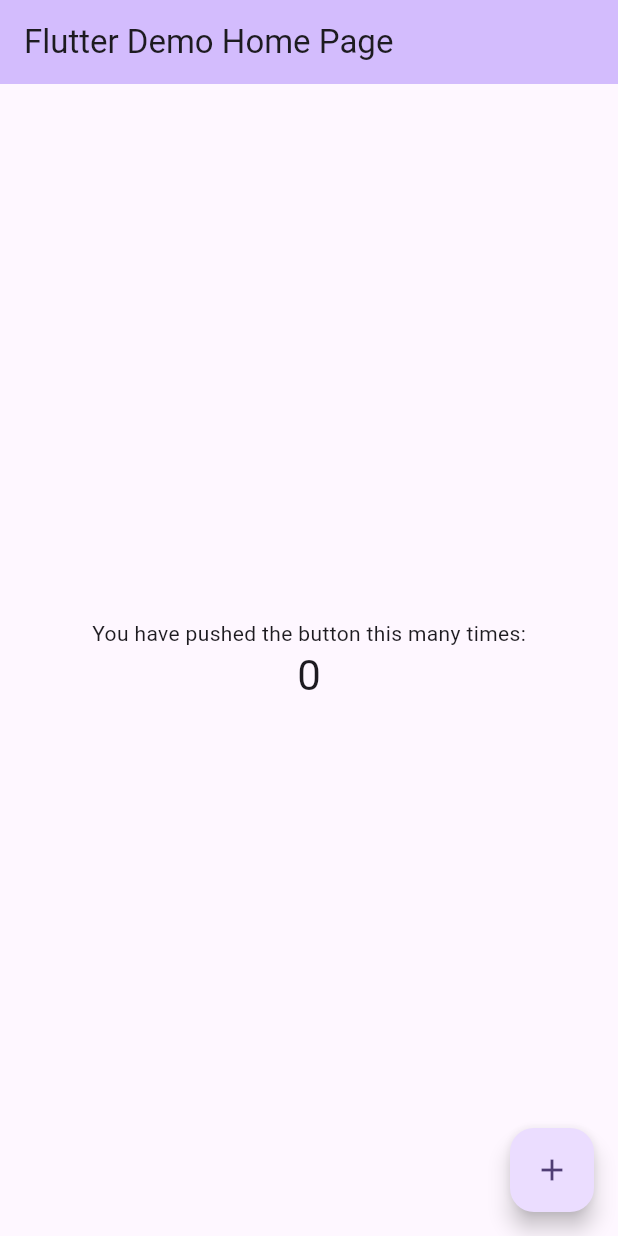
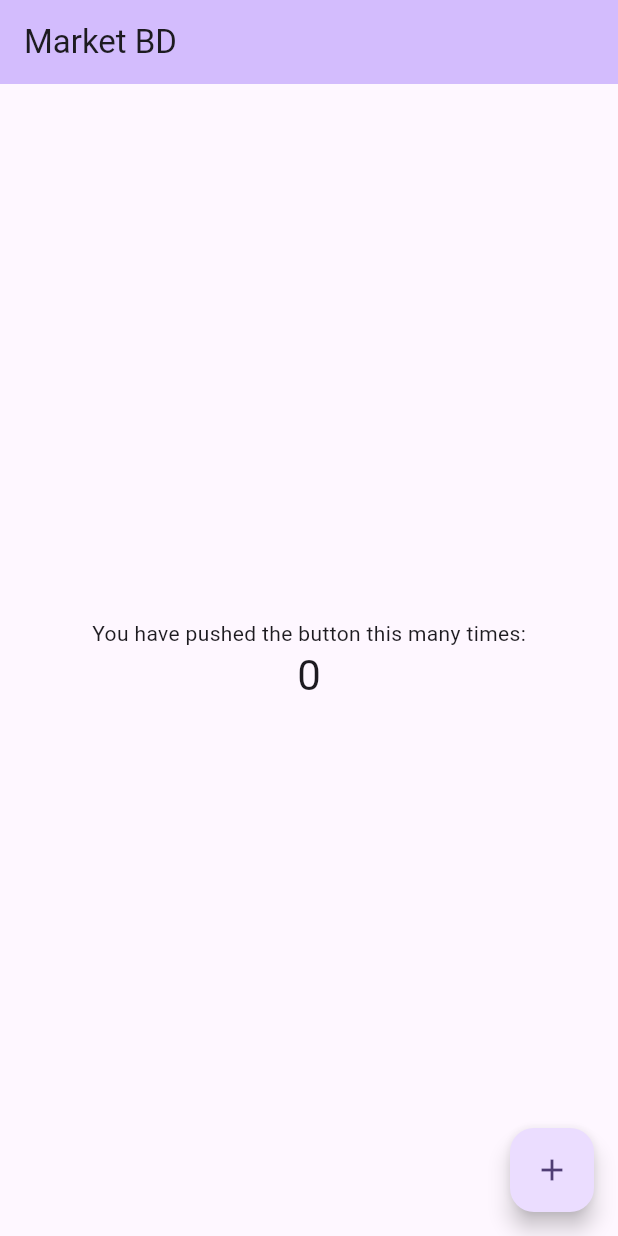
Before and after one commit to could-ai/019a0a4f-9825-7bf2-aa5f-c0e328b53b83, a Flutter app: the screen it shows after launch, on a phone screen of 412 x 824 dp. Run offline on Flutter 3.47's test engine with Material 3 defaults, Android fonts, the phone set to English and light mode, and no system bars.

Commit message:
Updated the application title in `MaterialApp` and the `MyHomePage` widget to 'Market BD' to reflect the new project name. This ensures the app's title bar and home page header are consistent with the project's identity.; Updated the package name to `market_bd` and the description to "A marketplace application for Bangladesh." This change aligns the project's metadata with its new name and purpose, which is crucial for project identification and management.; Changed the project title in the README file to 'Market BD'. This ensures that the project's documentation correctly reflects its name, providing clarity for developers and contributors.; Updated the HTML title and the `apple-mobile-web-app-title` meta tag to 'Market BD'. This change ensures that the web version of the application displays the correct title in browser tabs and on the home screen of iOS devices.

```diff
--- a/usr/lib/main.dart
+++ b/usr/lib/main.dart
@@ -11,7 +11,7 @@ class MyApp extends StatelessWidget {
   @override
   Widget build(BuildContext context) {
     return MaterialApp(
-      title: 'Flutter Demo',
+      title: 'Market BD',
       debugShowCheckedModeBanner: false,
       theme: ThemeData(
         // This is the theme of your application.
@@ -31,7 +31,7 @@ class MyApp extends StatelessWidget {
         // tested with just a hot reload.
         colorScheme: ColorScheme.fromSeed(seedColor: Colors.deepPurple),
       ),
-      home: const MyHomePage(title: 'Flutter Demo Home Page'),
+      home: const MyHomePage(title: 'Market BD'),
     );
   }
 }
--- a/usr/pubspec.yaml
+++ b/usr/pubspec.yaml
@@ -1,5 +1,5 @@
-name: couldai_user_app
-description: "A new Flutter project."
+name: market_bd
+description: "A marketplace application for Bangladesh."
 # The following line prevents the package from being accidentally published to
 # pub.dev using `flutter pub publish`. This is preferred for private packages.
 publish_to: 'none' # Remove this line if you wish to publish to pub.dev
```
Also changed, not shown: 2 other files.
